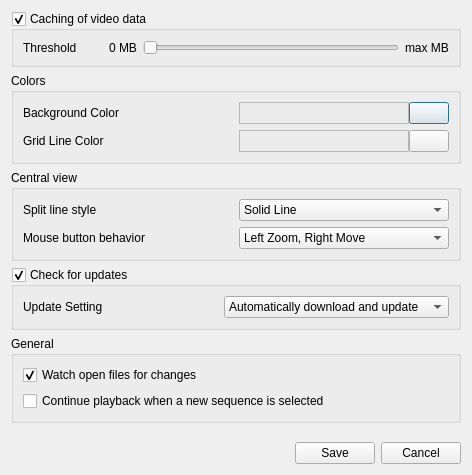
This is ui/settingsDialog.ui in IENT/YUView as Qt 5 draws it before an edit. The edited form follows.
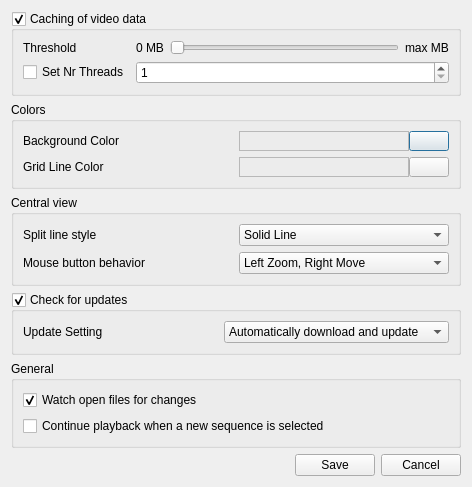
This is the edited form. Icons and pictures are not drawn. Custom widgets are drawn as their Qt base class.

Commit message: Small caching fix and new feature: The number of used threads can now be specified in the settings.

```diff
--- a/ui/settingsDialog.ui
+++ b/ui/settingsDialog.ui
@@ -7,7 +7,7 @@
     <x>0</x>
     <y>0</y>
     <width>468</width>
-    <height>475</height>
+    <height>487</height>
    </rect>
   </property>
   <property name="windowTitle">
@@ -34,46 +34,11 @@
      <property name="checkable">
       <bool>true</bool>
      </property>
-     <layout class="QHBoxLayout" name="horizontalLayout_3" stretch="0,0,1,0">
+     <layout class="QGridLayout" name="gridLayout_3">
       <property name="sizeConstraint">
        <enum>QLayout::SetDefaultConstraint</enum>
       </property>
-      <item>
-       <widget class="QLabel" name="labelThreshold">
-        <property name="enabled">
-         <bool>true</bool>
-        </property>
-        <property name="minimumSize">
-         <size>
-          <width>80</width>
-          <height>0</height>
-         </size>
-        </property>
-        <property name="toolTip">
-         <string>How much of the available system memory should be used for the caching?</string>
-        </property>
-        <property name="whatsThis">
-         <string>How much of the available system memory should be used for the caching?</string>
-        </property>
-        <property name="text">
-         <string>Threshold</string>
-        </property>
-       </widget>
-      </item>
-      <item>
-       <widget class="QLabel" name="labelMinMB">
-        <property name="toolTip">
-         <string>How much of the available system memory should be used for the caching?</string>
-        </property>
-        <property name="whatsThis">
-         <string>How much of the available system memory should be used for the caching?</string>
-        </property>
-        <property name="text">
-         <string>0 MB</string>
-        </property>
-       </widget>
-      </item>
-      <item>
+      <item row="0" column="2">
        <widget class="QSlider" name="sliderThreshold">
         <property name="enabled">
          <bool>true</bool>
@@ -92,7 +57,7 @@
         </property>
        </widget>
       </item>
-      <item>
+      <item row="0" column="3">
        <widget class="QLabel" name="labelMaxMb">
         <property name="toolTip">
          <string>How much of the available system memory should be used for the caching?</string>
@@ -105,6 +70,67 @@
         </property>
        </widget>
       </item>
+      <item row="0" column="1">
+       <widget class="QLabel" name="labelMinMB">
+        <property name="toolTip">
+         <string>How much of the available system memory should be used for the caching?</string>
+        </property>
+        <property name="whatsThis">
+         <string>How much of the available system memory should be used for the caching?</string>
+        </property>
+        <property name="text">
+         <string>0 MB</string>
+        </property>
+       </widget>
+      </item>
+      <item row="0" column="0">
+       <widget class="QLabel" name="labelThreshold">
+        <property name="enabled">
+         <bool>true</bool>
+        </property>
+        <property name="minimumSize">
+         <size>
+          <width>80</width>
+          <height>0</height>
+         </size>
+        </property>
+        <property name="toolTip">
+         <string>How much of the available system memory should be used for the caching?</string>
+        </property>
+        <property name="whatsThis">
+         <string>How much of the available system memory should be used for the caching?</string>
+        </property>
+        <property name="text">
+         <string>Threshold</string>
+        </property>
+       </widget>
+      </item>
+      <item row="1" column="0">
+       <widget class="QCheckBox" name="checkBoxNrThreads">
+        <property name="toolTip">
+         <string>Activate to set the number of threads to use for caching. If this is disabled, the optimal number of threads will be used.</string>
+        </property>
+        <property name="whatsThis">
+         <string>Activate to set the number of threads to use for caching. If this is disabled, the optimal number of threads will be used.</string>
+        </property>
+        <property name="text">
+         <string>Set Nr Threads</string>
+        </property>
+       </widget>
+      </item>
+      <item row="1" column="1" colspan="3">
+       <widget class="QSpinBox" name="spinBoxNrThreads">
+        <property name="toolTip">
+         <string>How many threads will be used for caching?</string>
+        </property>
+        <property name="whatsThis">
+         <string>How many threads will be used for caching?</string>
+        </property>
+        <property name="minimum">
+         <number>1</number>
+        </property>
+       </widget>
+      </item>
      </layout>
     </widget>
    </item>
```
The commit also changes 7 other files.
